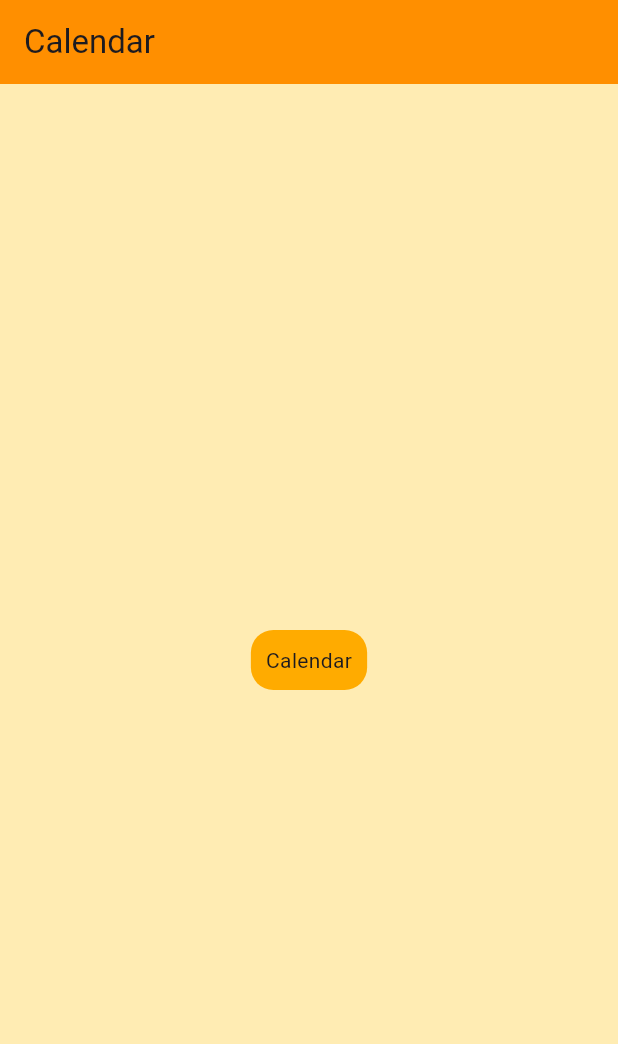
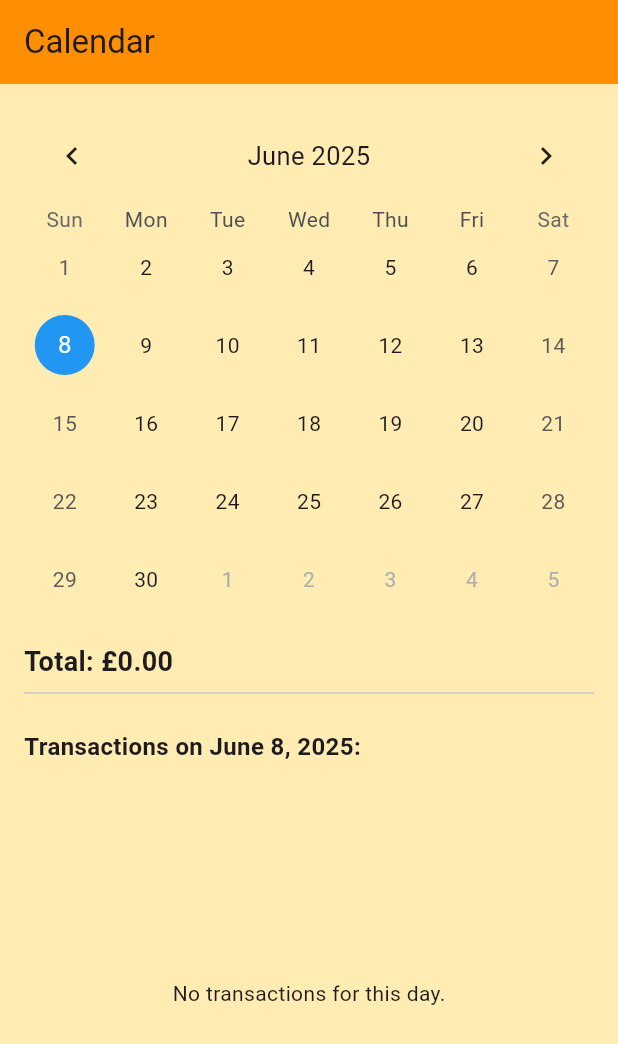
Before and after one commit to Defalt0402/Android-Finance-Tracker, a Flutter app: the CalendarPage screen opened directly, on a phone screen of 412 x 824 dp. Shown: the top 1044 px of the screen. Run offline on Flutter 3.47's test engine with Material 3 defaults, Android fonts, the phone set to English and light mode, and no system bars; drawn by our look-alikes of table_calendar; our stand-ins replace shared_preferences, sqflite; accounts and stored records are empty.

Commit message:
Added functionality to add transactions. Added single and recurring transactions. Updated preferences to take a double for budget. Updated formatting to round to 2dp. Added top to unfocus gesture control

```diff
--- a/finance_tracker/lib/page/CalendarPage.dart
+++ b/finance_tracker/lib/page/CalendarPage.dart
@@ -1,6 +1,48 @@
 import 'package:flutter/material.dart';
+import 'package:table_calendar/table_calendar.dart';
+import 'package:intl/intl.dart';
 
-class CalendarPage extends StatelessWidget {
+import 'package:finance_tracker/service/database_service.dart';
+
+class CalendarPage extends StatefulWidget {
+  @override
+  State<CalendarPage> createState() => _CalendarPageState();
+}
+
+class _CalendarPageState extends State<CalendarPage> {
+  final DatabaseService _databaseService = DatabaseService.instance;
+
+  DateTime _focusedDay = DateTime.now();
+  DateTime? _selectedDay;
+  double _dailyTotal = 0.0;
+  List<Map<String, dynamic>> _transactions = [];
+
+  @override
+  void initState() {
+    super.initState();
+    _selectedDay = _focusedDay;
+    _loadTransactionsForDay(_selectedDay!);
+  }
+
+  Future<void> _loadTransactionsForDay(DateTime date) async {
+    final formatted = DateFormat('yyyy-MM-dd').format(date);
+    final total = await _databaseService.getTotalForDay(formatted);
+    final txns = await _databaseService.getTransactionsForDay(formatted);
+
+    setState(() {
+      _dailyTotal = total;
+      _transactions = txns;
+    });
+  }
+
+  void _onDaySelected(DateTime selectedDay, DateTime focusedDay) {
+    setState(() {
+      _selectedDay = selectedDay;
+      _focusedDay = focusedDay;
+    });
+    _loadTransactionsForDay(selectedDay);
+  }
+
   @override
   Widget build(BuildContext context) {
     return Scaffold(
@@ -9,16 +51,70 @@ class CalendarPage extends StatelessWidget {
         backgroundColor: Colors.amber[800],
         title: const Text("Calendar"),
       ),
-      body: Center(
-        child: Container(
-          child: Text("Calendar"),
-          padding: EdgeInsets.all(10),
-          decoration: BoxDecoration(
-            borderRadius: BorderRadius.circular(15),
-            color: Colors.amberAccent[700]
-            )
-          ),
+      body: Padding(
+        padding: const EdgeInsets.all(16),
+        child: Column(
+          crossAxisAlignment: CrossAxisAlignment.start,
+          children: [
+            TableCalendar(
+              firstDay: DateTime(2020),
+              lastDay: DateTime(2030),
+              focusedDay: _focusedDay,
+              selectedDayPredicate: (day) => isSameDay(day, _selectedDay),
+              onDaySelected: _onDaySelected,
+              calendarStyle: CalendarStyle(
+                selectedDecoration: BoxDecoration(
+                  color: Colors.blue,
+                  shape: BoxShape.circle,
+                ),
+                todayDecoration: BoxDecoration(
+                  color: Colors.orange,
+                  shape: BoxShape.circle,
+                ),
+              ),
+              headerStyle: HeaderStyle(
+                formatButtonVisible: false,
+                titleCentered: true
+              ),
+            ),
+            const SizedBox(height: 16),
+            Text(
+              "Total: £${_dailyTotal.toStringAsFixed(2)}",
+              style: const TextStyle(fontSize: 18, fontWeight: FontWeight.bold),
+            ),
+            const Divider(),
+            const SizedBox(height: 16),
+            Text(
+              "Transactions on ${DateFormat.yMMMMd().format(_selectedDay!)}:",
+              style: const TextStyle(fontSize: 16, fontWeight: FontWeight.w600),
+            ),
+            const SizedBox(height: 8),
+            Expanded(
+              child: _transactions.isEmpty
+                  ? const Center(child: Text("No transactions for this day."))
+                  : ListView.separated(
+                      itemCount: _transactions.length,
+                      separatorBuilder: (_, __) => const Divider(),
+                      itemBuilder: (_, index) {
+                        final txn = _transactions[index];
+                        return ListTile(
+                          contentPadding: const EdgeInsets.symmetric(horizontal: 0),
+                          title: Text(txn['reference'] ?? 'No reference'),
+                          trailing: Text(
+                            "£${txn['amount'].toStringAsFixed(2)}",
+                            style: const TextStyle(
+                              fontWeight: FontWeight.bold,
+                              color: Colors.black87,
+                            ),
+                          ),
+                        );
+                      },
+                    ),
+            ),
+          ],
         ),
-      );
+      ),
+
+    );
   }
 }
--- a/finance_tracker/lib/page/UserSetupPage.dart
+++ b/finance_tracker/lib/page/UserSetupPage.dart
@@ -23,7 +23,7 @@ class _UserSetupPageState extends State<UserSetupPage> {
 
   Future<void> _finishSetup() async {
     final name = nameController.text.trim();
-    final monthBudget = int.tryParse(numberController.text.trim());
+    final monthBudget = double.tryParse(numberController.text.trim());
 
     if (name.isEmpty || monthBudget == null) {
       ScaffoldMessenger.of(context).showSnackBar(
--- /dev/null
+++ b/finance_tracker/lib/service/database_service.dart
@@ -0,0 +1,122 @@
+import 'package:path/path.dart';
+import 'package:sqflite/sqflite.dart';
+import 'package:sqflite/sqlite_api.dart';
+
+
+class DatabaseService {
+  static Database? _db;
+  static final DatabaseService instance = DatabaseService._constructor();
+
+  final String _tableName = "transactions";
+  final String _dateColumnName = "date";
+  final String _amountColumnName = "amount";
+  final String _referenceColumnName = "reference";
+
+  DatabaseService._constructor();
+
+  Future<Database> get database async {
+    if (_db != null) return _db!;
+    _db = await getDatabase();
+    return _db!;
+  }
+
+  Future<Database> getDatabase() async {
+    final databaseDirPath = await getDatabasesPath();
+    final databasePath = join(databaseDirPath, "transactions.db");
+    final database = await openDatabase(
+      databasePath,
+      version: 1,
+      onCreate: (db, version) {
+        db.execute("""
+          CREATE TABLE $_tableName (
+            id INTEGER PRIMARY KEY AUTOINCREMENT,
+            $_dateColumnName TEXT NOT NULL,
+            $_amountColumnName DECIMAL(10, 2) NOT NULL,
+            $_referenceColumnName TEXT
+          )
+        """);
+      }
+    );
+    return database;
+  }
+
+  Future<void> insertTransaction(String date, double amount, String? reference) async {
+    final db = await database;
+
+    await db.insert(
+      'transactions',
+      {
+        'date': date,
+        'amount': amount,
+        'reference': reference,
+      },
+      conflictAlgorithm: ConflictAlgorithm.replace,
+    );
+  }
+
+  Future<double> getTotalForDay(String date) async {
+    final db = await database;
+
+    final result = await db.rawQuery('''
+      SELECT SUM(amount) AS total
+      FROM transactions
+      WHERE date = ?
+    ''', [date]);
+
+    final total = result.first['total'];
+    if (total == null) return 0.0;
+
+    if (total is int) {
+      return total.toDouble();
+    } else if (total is double) {
+      return total;
+    } else {
+      return 0.0;
+    }
+  }
+
+  Future<double> getTotalForMonth(String yearMonth) async {
+    final db = await database;
+
+    final result = await db.rawQuery('''
+      SELECT SUM(amount) AS total
+      FROM transactions
+      WHERE strftime('%Y-%m', date) = ?
+    ''', [yearMonth]);
+
+    final total = result.first['total'];
+    if (total == null) return 0.0;
+
+    if (total is int) {
+      return total.toDouble();
+    } else if (total is double) {
+      return total;
+    } else {
+      return 0.0;
+    }
+  }
+
+  Future<List<Map<String, dynamic>>> getTransactionsForDay(String date) async {
+    final db = await database;
+
+    return await db.query(
+      'transactions',
+      where: 'date = ?',
+      whereArgs: [date],
+      orderBy: 'id ASC',
+    );
+  }
+
+  Future<List<Map<String, dynamic>>> getDailyTotalsForMonth(String yearMonth) async {
+    final db = await database;
+
+    return await db.rawQuery('''
+      SELECT date, SUM(amount) AS total
+      FROM transactions
+      WHERE strftime('%Y-%m', date) = ?
+      GROUP BY date
+      ORDER BY date
+    ''', [yearMonth]);
+  }
+
+}
--- a/finance_tracker/pubspec.yaml
+++ b/finance_tracker/pubspec.yaml
@@ -35,6 +35,10 @@ dependencies:
   # Use with the CupertinoIcons class for iOS style icons.
   cupertino_icons: ^1.0.8
   shared_preferences: ^2.5.3
+  sqflite: ^2.3.3
+  path: ^1.9.0
+  intl: ^0.19.0
+  table_calendar: ^3.0.9
 
 dev_dependencies:
   flutter_test:
```
Also changed, not shown: finance_tracker/lib/page/HomePage.dart (+39 -9 lines), finance_tracker/lib/transaction_widget.dart (added, +163 -0 lines), finance_tracker/lib/user_preferences.dart (+4 -4 lines), finance_tracker/pubspec.lock, 1 other file.
